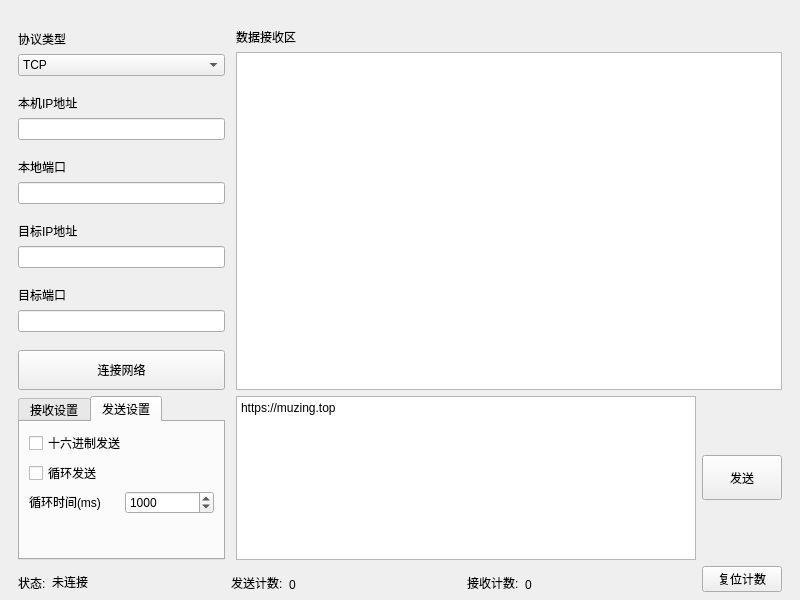
Old version of the form UI/MainWindowUI.ui in the repository muziing/NetAssist_PyQt.
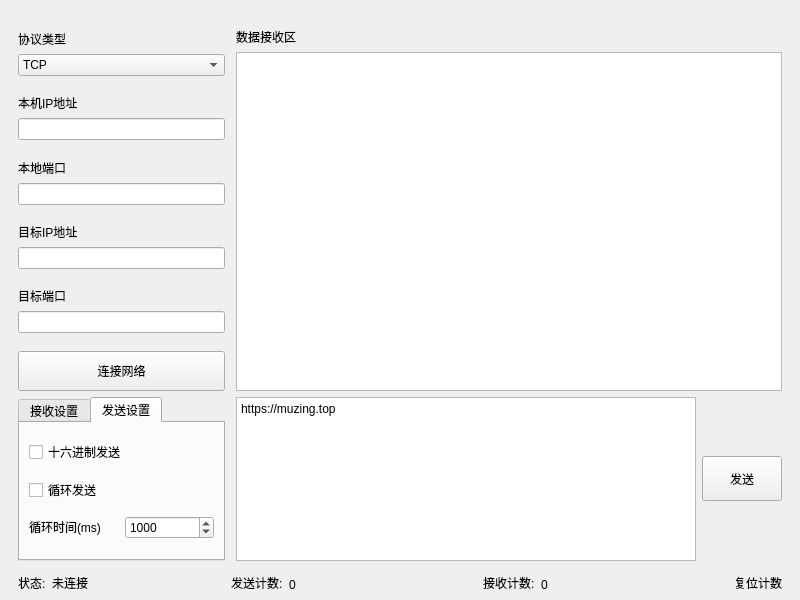
New version of the form. The open tabs and pages were chosen to show the change. Icons and pictures are not drawn. Custom widgets are drawn as their Qt base class.

Commit message: 改变外观，把复位按钮改为Label

What changed in the file:
```diff
--- a/UI/MainWindowUI.ui
+++ b/UI/MainWindowUI.ui
@@ -433,19 +433,6 @@
          </item>
         </layout>
        </item>
-       <item>
-        <spacer name="verticalSpacer_4">
-         <property name="orientation">
-          <enum>Qt::Vertical</enum>
-         </property>
-         <property name="sizeHint" stdset="0">
-          <size>
-           <width>20</width>
-           <height>40</height>
-          </size>
-         </property>
-        </spacer>
-       </item>
       </layout>
      </widget>
     </widget>
@@ -664,10 +651,13 @@
       </spacer>
      </item>
      <item>
-      <widget class="QPushButton" name="CounterResetButton">
+      <widget class="CounterResetLabel" name="CounterResetLabel">
        <property name="text">
         <string>复位计数</string>
        </property>
+       <property name="alignment">
+        <set>Qt::AlignBottom|Qt::AlignLeading|Qt::AlignLeft</set>
+       </property>
       </widget>
      </item>
     </layout>
@@ -690,6 +680,11 @@
    <extends>QPushButton</extends>
    <header>UI.MyWidgets</header>
   </customwidget>
+  <customwidget>
+   <class>CounterResetLabel</class>
+   <extends>QLabel</extends>
+   <header>UI.MyWidgets</header>
+  </customwidget>
  </customwidgets>
  <resources>
   <include location="resources.qrc"/>
```
The commit also changes 3 other files.
